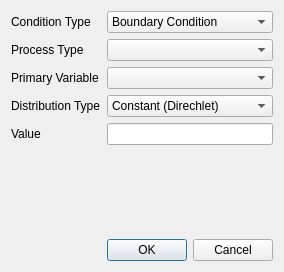
The window that DataView/FEMConditionSetup.ui (ufz/ogs) describes before a commit, drawn with Qt 5.
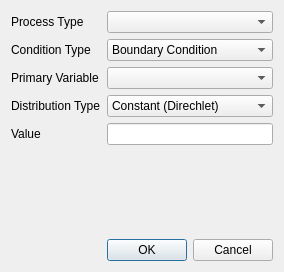
The same window after the commit.

Commit message: Renamed condition model related files to process model

What changed in the file:
```diff
--- a/DataView/FEMConditionSetup.ui
+++ b/DataView/FEMConditionSetup.ui
@@ -14,22 +14,6 @@
    <string>FEM Condition Setup</string>
   </property>
   <layout class="QGridLayout" name="gridLayout">
-   <item row="0" column="0">
-    <widget class="QLabel" name="label">
-     <property name="sizePolicy">
-      <sizepolicy hsizetype="Preferred" vsizetype="Preferred">
-       <horstretch>0</horstretch>
-       <verstretch>0</verstretch>
-      </sizepolicy>
-     </property>
-     <property name="text">
-      <string>Condition Type</string>
-     </property>
-     <property name="margin">
-      <number>10</number>
-     </property>
-    </widget>
-   </item>
    <item row="1" column="0">
     <widget class="QLabel" name="label_2">
      <property name="text">
@@ -40,7 +24,7 @@
      </property>
     </widget>
    </item>
-   <item row="3" column="0">
+   <item row="4" column="0">
     <widget class="QLabel" name="label_3">
      <property name="text">
       <string>Distribution Type</string>
@@ -50,7 +34,7 @@
      </property>
     </widget>
    </item>
-   <item row="4" column="0">
+   <item row="5" column="0">
     <widget class="QLabel" name="label_4">
      <property name="text">
       <string>Value</string>
@@ -60,29 +44,10 @@
      </property>
     </widget>
    </item>
-   <item row="0" column="1">
-    <widget class="QComboBox" name="condTypeBox">
-     <item>
-      <property name="text">
-       <string>Boundary Condition</string>
-      </property>
-     </item>
-     <item>
-      <property name="text">
-       <string>Initial Condition</string>
-      </property>
-     </item>
-     <item>
-      <property name="text">
-       <string>Source Term</string>
-      </property>
-     </item>
-    </widget>
-   </item>
    <item row="1" column="1">
     <widget class="QComboBox" name="processTypeBox"/>
    </item>
-   <item row="3" column="1">
+   <item row="4" column="1">
     <widget class="QComboBox" name="disTypeBox">
      <item>
       <property name="text">
@@ -96,7 +61,7 @@
      </item>
     </widget>
    </item>
-   <item row="2" column="0">
+   <item row="3" column="0">
     <widget class="QLabel" name="label_5">
      <property name="text">
       <string>Primary Variable</string>
@@ -106,13 +71,13 @@
      </property>
     </widget>
    </item>
-   <item row="2" column="1">
+   <item row="3" column="1">
     <widget class="QComboBox" name="pvTypeBox"/>
    </item>
-   <item row="4" column="1">
+   <item row="5" column="1">
     <widget class="QLineEdit" name="firstValueEdit"/>
    </item>
-   <item row="6" column="1">
+   <item row="7" column="1">
     <widget class="QDialogButtonBox" name="buttonBox">
      <property name="orientation">
       <enum>Qt::Horizontal</enum>
@@ -122,7 +87,7 @@
      </property>
     </widget>
    </item>
-   <item row="5" column="0">
+   <item row="6" column="0">
     <spacer name="verticalSpacer">
      <property name="orientation">
       <enum>Qt::Vertical</enum>
@@ -135,6 +100,41 @@
      </property>
     </spacer>
    </item>
+   <item row="2" column="0">
+    <widget class="QLabel" name="label">
+     <property name="sizePolicy">
+      <sizepolicy hsizetype="Preferred" vsizetype="Preferred">
+       <horstretch>0</horstretch>
+       <verstretch>0</verstretch>
+      </sizepolicy>
+     </property>
+     <property name="text">
+      <string>Condition Type</string>
+     </property>
+     <property name="margin">
+      <number>10</number>
+     </property>
+    </widget>
+   </item>
+   <item row="2" column="1">
+    <widget class="QComboBox" name="condTypeBox">
+     <item>
+      <property name="text">
+       <string>Boundary Condition</string>
+      </property>
+     </item>
+     <item>
+      <property name="text">
+       <string>Initial Condition</string>
+      </property>
+     </item>
+     <item>
+      <property name="text">
+       <string>Source Term</string>
+      </property>
+     </item>
+    </widget>
+   </item>
   </layout>
  </widget>
  <resources/>
```
The commit also changes 14 other files.
